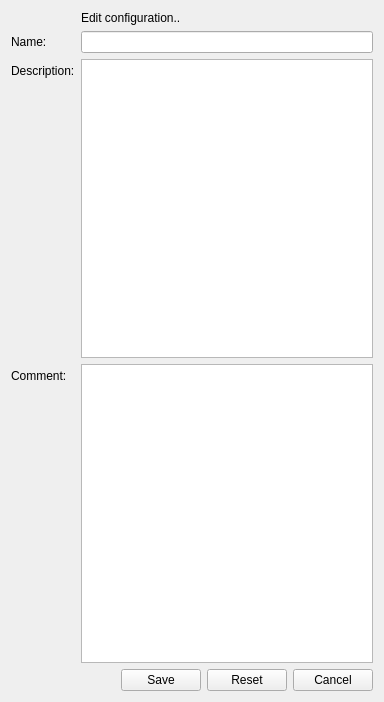
Wolframe/configurator, file client/forms/configuration_edit.ui: the form before one commit.
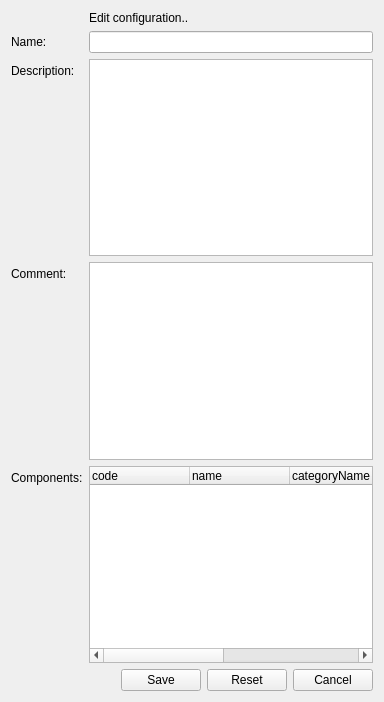
The form after the commit.

Diff of the .ui file:
```diff
--- a/client/forms/configuration_edit.ui
+++ b/client/forms/configuration_edit.ui
@@ -154,6 +154,50 @@
      </item>
     </layout>
    </item>
+   <item row="5" column="0">
+    <widget class="QLabel" name="label">
+     <property name="text">
+      <string>Components:</string>
+     </property>
+     <property name="buddy">
+      <cstring>component</cstring>
+     </property>
+    </widget>
+   </item>
+   <item row="5" column="1">
+    <widget class="QTreeWidget" name="component">
+     <column>
+      <property name="text">
+       <string>code</string>
+      </property>
+     </column>
+     <column>
+      <property name="text">
+       <string>name</string>
+      </property>
+     </column>
+     <column>
+      <property name="text">
+       <string>categoryName</string>
+      </property>
+     </column>
+     <column>
+      <property name="text">
+       <string>manufacturerName</string>
+      </property>
+     </column>
+     <column>
+      <property name="text">
+       <string>mfgCode</string>
+      </property>
+     </column>
+     <column>
+      <property name="text">
+       <string>price</string>
+      </property>
+     </column>
+    </widget>
+   </item>
   </layout>
  </widget>
  <tabstops>
```
Left out of the diff: 1 changed line with no effect on the pictures.
